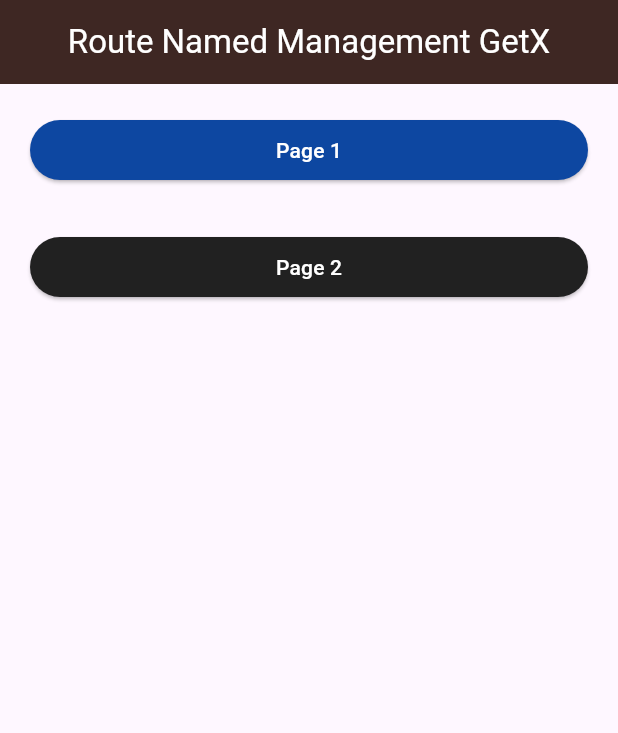
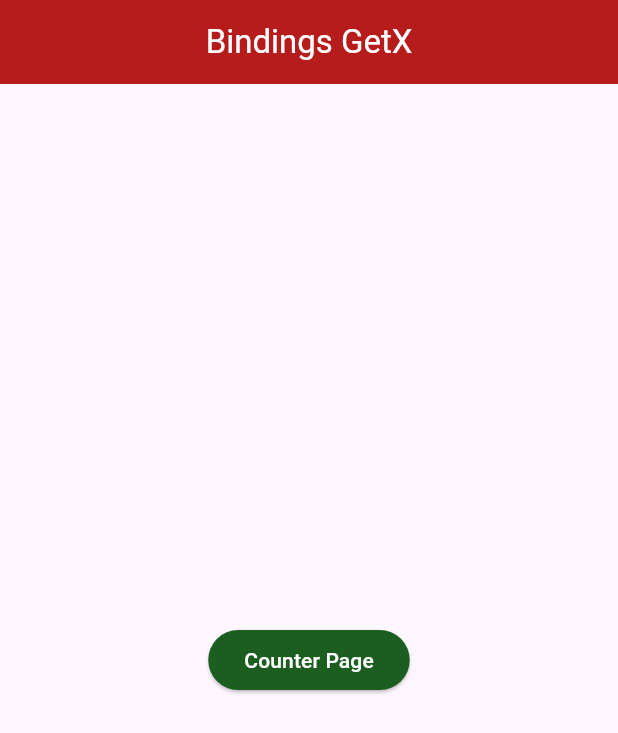
Before and after one commit to iqbalsuwandi20/belajar-flutter-youtube, a Flutter app: the screen it shows after launch, on a phone screen of 412 x 824 dp. Shown: the top 733 px of the screen. Run offline on Flutter 3.47's test engine with Material 3 defaults, Android fonts, the phone set to English and light mode, and no system bars; our stand-ins replace get.

Commit message:
bindings getx

```diff
--- /dev/null
+++ b/lib/controllers/counter_controller.dart
@@ -0,0 +1,8 @@
+import 'package:get/get.dart';
+
+class CounterController extends GetxController {
+  RxInt data = 0.obs;
+
+  void increment() => data++;
+  void decrement() => data--;
+}
--- a/lib/main.dart
+++ b/lib/main.dart
@@ -1,10 +1,6 @@
 import 'package:flutter/material.dart';
 import 'package:flutter_basic/pages/home_page.dart';
-import 'package:flutter_basic/pages/page1.dart';
-import 'package:flutter_basic/pages/page2.dart';
-import 'package:flutter_basic/pages/page3.dart';
-import 'package:flutter_basic/pages/page4.dart';
-import 'package:flutter_basic/pages/page5.dart';
+import 'package:flutter_basic/routes/get_routes.dart';
 import 'package:get/get.dart';
 
 void main() {
@@ -19,42 +15,8 @@ class MyApp extends StatelessWidget {
     return GetMaterialApp(
       debugShowCheckedModeBanner: false,
       home: const HomePage(),
-      // menggunakan routes
-      // routes: {
-      //   "home": (context) => const HomePage(),
-      //   "page_1": (context) => const Page1(),
-      //   "page_2": (context) => const Page2(),
-      //   "page_3": (context) => const Page3(),
-      //   "page_4": (context) => const Page4(),
-      //   "page_5": (context) => const Page5(),
-      // },
-
-      // menggunakan get routes
       getPages: [
-        GetPage(
-          name: "/home",
-          page: () => const HomePage(),
-        ),
-        GetPage(
-          name: "/page_1",
-          page: () => const Page1(),
-        ),
-        GetPage(
-          name: "/page_2",
-          page: () => const Page2(),
-        ),
-        GetPage(
-          name: "/page_3",
-          page: () => const Page3(),
-        ),
-        GetPage(
-          name: "/page_4",
-          page: () => const Page4(),
-        ),
-        GetPage(
-          name: "/page_5",
-          page: () => const Page5(),
-        ),
+        GetRoutes(),
       ],
     );
   }
--- a/lib/pages/home_page.dart
+++ b/lib/pages/home_page.dart
@@ -9,51 +9,29 @@ class HomePage extends StatelessWidget {
     return Scaffold(
       appBar: AppBar(
         centerTitle: true,
-        backgroundColor: Colors.brown[900],
+        backgroundColor: Colors.red[900],
         title: const Text(
-          "Route Named Management GetX",
+          "Bindings GetX",
           style: TextStyle(color: Colors.white),
         ),
       ),
-      body: ListView(
-        padding: const EdgeInsets.all(20),
-        children: [
-          ElevatedButton(
-            style: ElevatedButton.styleFrom(backgroundColor: Colors.blue[900]),
-            onPressed: () {
-              // menggunakan routes getx
-              Get.toNamed("page_1");
+      body: Center(
+        child: ElevatedButton(
+          style: ElevatedButton.styleFrom(backgroundColor: Colors.green[900]),
+          onPressed: () {
+            // binding sudah di folder routes
+            Get.toNamed('/counter');
 
-              // menggunakan routes
-              // Navigator.of(context).pushNamed("page_1");
-
-              // Navigator.of(context).push(MaterialPageRoute(
-              //   builder: (context) => const Page1(),
-              // ));
-            },
-            child: const Text(
-              "Page 1",
-              style: TextStyle(color: Colors.white),
-            ),
+            // Get.to(
+            //   () => CounterPage(),
+            //   binding: BindingsBuilder.put(() => CounterController()),
+            // );
+          },
+          child: const Text(
+            "Counter Page",
+            style: TextStyle(color: Colors.white),
           ),
-          const SizedBox(
-            height: 30,
-          ),
-          ElevatedButton(
-            style: ElevatedButton.styleFrom(backgroundColor: Colors.grey[900]),
-            onPressed: () {
-              // sama seperti pushReplacement
-              // Get.off(const Page2());
-              // Get.to(const Page2());
-
-              Get.toNamed("/page_2");
-            },
-            child: const Text(
-              "Page 2",
-              style: TextStyle(color: Colors.white),
-            ),
-          ),
-        ],
+        ),
       ),
     );
   }
--- /dev/null
+++ b/lib/routes/get_routes.dart
@@ -0,0 +1,12 @@
+import 'package:flutter_basic/controllers/counter_controller.dart';
+import 'package:flutter_basic/pages/counter_page.dart';
+import 'package:get/get.dart';
+
+// ignore: non_constant_identifier_names
+GetPage<dynamic> GetRoutes() {
+  return GetPage(
+    name: "/counter",
+    page: () => CounterPage(),
+    binding: BindingsBuilder.put(() => CounterController()),
+  );
+}
```
Also changed, not shown: lib/pages/counter_page.dart (added, +71 -0 lines), lib/pages/page1.dart (deleted, +0 -48 lines), lib/pages/page2.dart (deleted, +0 -47 lines), lib/pages/page3.dart (deleted, +0 -46 lines), lib/pages/page4.dart (deleted, +0 -47 lines), lib/pages/page5.dart (deleted, +0 -61 lines).
